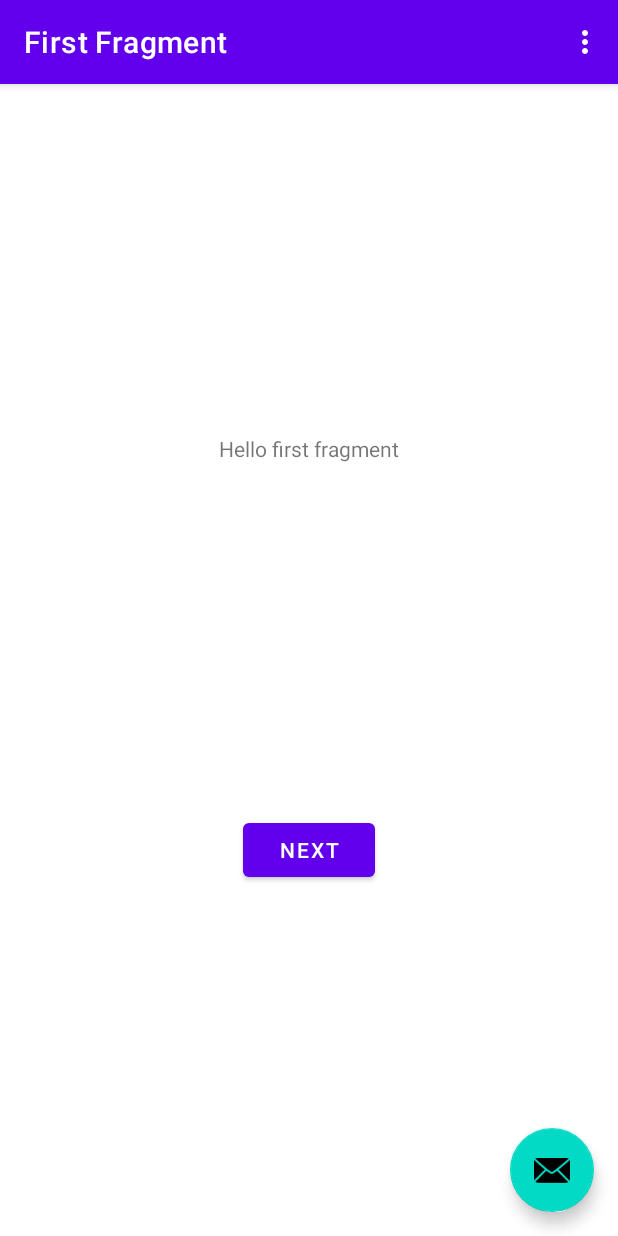
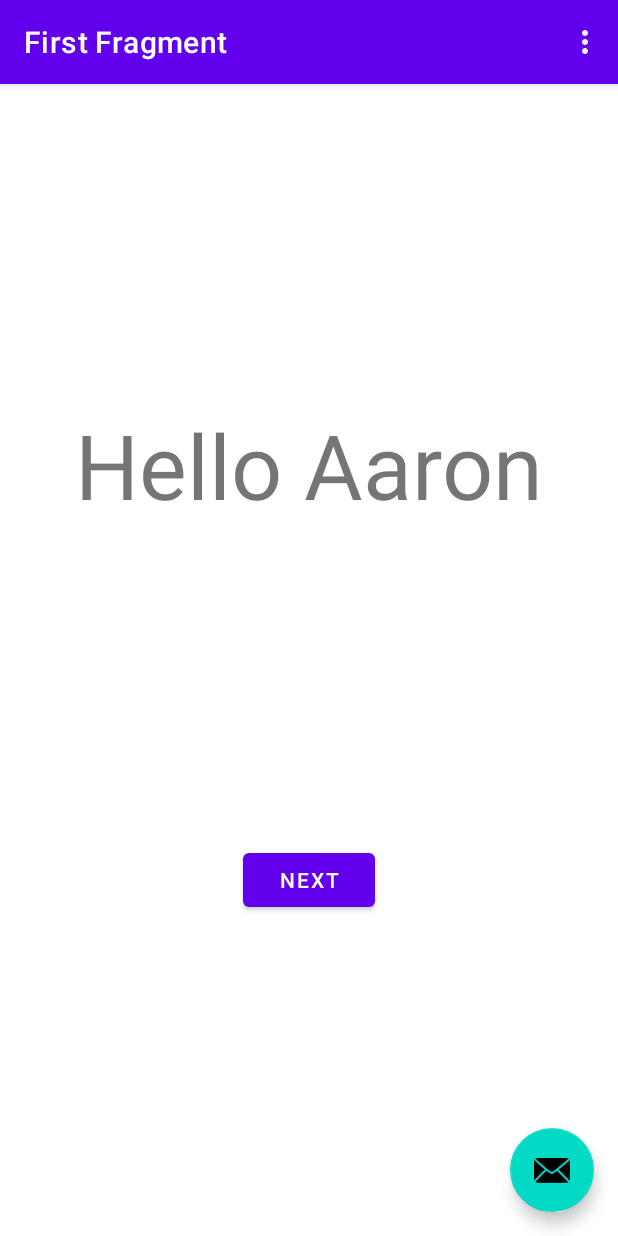
Before and after one commit to AaronStollSchool/Lab02, an Android app: the screen it shows after launch (MainActivity), on a phone screen of 412 x 824 dp. Run offline under Robolectric (Android 15) with nearby library versions, the phone set to English and light mode, and no system bars; our stand-ins replace navigation-ui.

Commit message:
Checkpoint 3: 60dp Name Text Box

```diff
--- a/app/src/main/res/layout/activity_main.xml
+++ b/app/src/main/res/layout/activity_main.xml
@@ -27,7 +27,7 @@
         android:layout_width="wrap_content"
         android:layout_height="wrap_content"
         android:layout_gravity="bottom|end"
-        android:layout_marginEnd="@dimen/fab_margin"
+        android:layout_marginEnd="16dp"
         android:layout_marginBottom="16dp"
         app:srcCompat="@android:drawable/ic_dialog_email" />
 
--- a/app/src/main/res/layout/fragment_first.xml
+++ b/app/src/main/res/layout/fragment_first.xml
@@ -10,7 +10,8 @@
         android:id="@+id/textview_first"
         android:layout_width="wrap_content"
         android:layout_height="wrap_content"
-        android:text="@string/hello_first_fragment"
+        android:text="Hello Aaron"
+        android:textSize="60dp"
         app:layout_constraintBottom_toTopOf="@id/button_first"
         app:layout_constraintEnd_toEndOf="parent"
         app:layout_constraintStart_toStartOf="parent"
```
